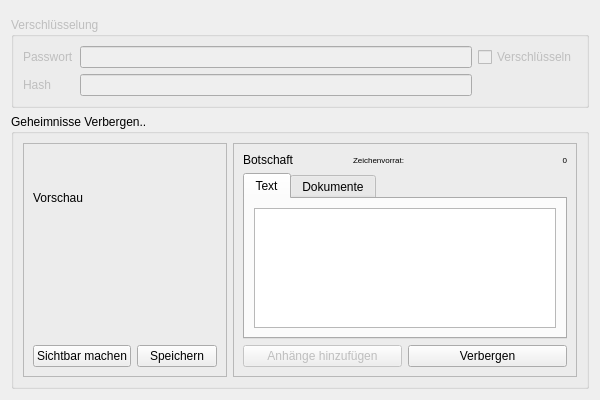
sassman/stegano.kde4, file src/stegano.ui: the form before one commit.
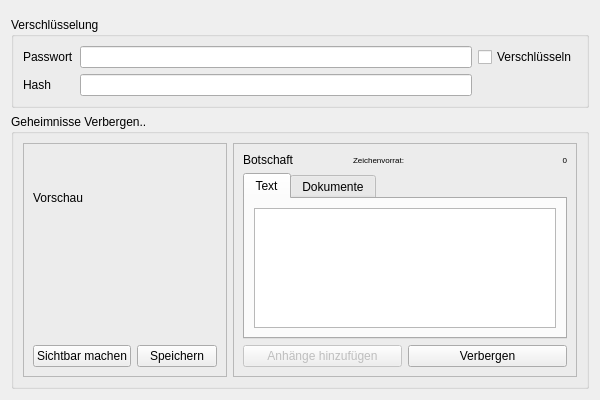
The form after the commit. Custom widgets are drawn as their Qt base class.

Diff of the .ui file:
```diff
--- a/src/stegano.ui
+++ b/src/stegano.ui
@@ -22,7 +22,7 @@
      <item>
       <widget class="QGroupBox" name="groupBox">
        <property name="enabled">
-        <bool>false</bool>
+        <bool>true</bool>
        </property>
        <property name="title">
         <string>Verschlüsselung</string>
```
